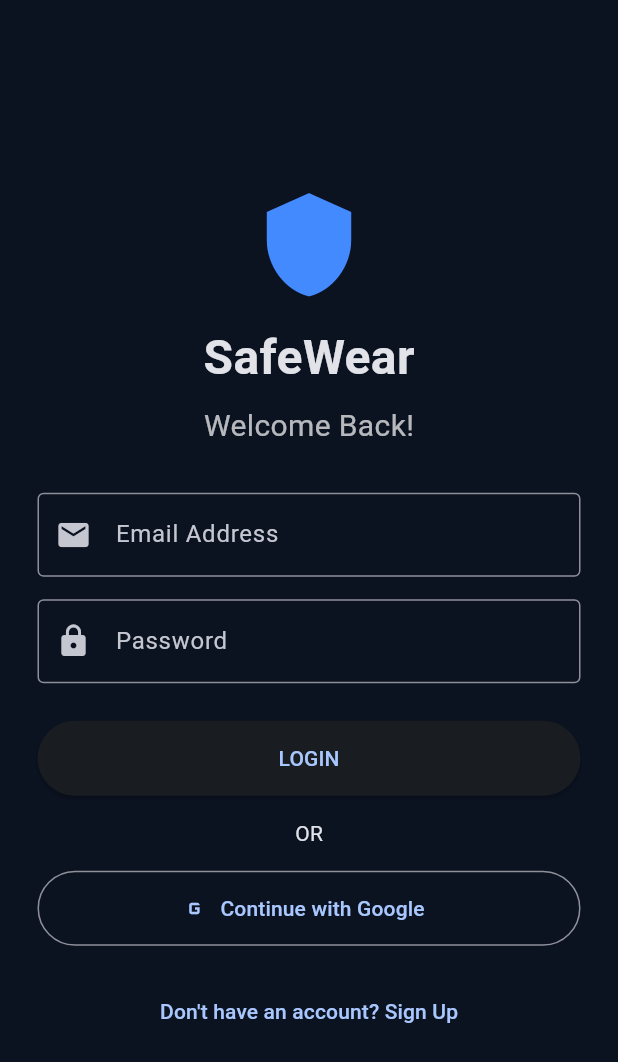
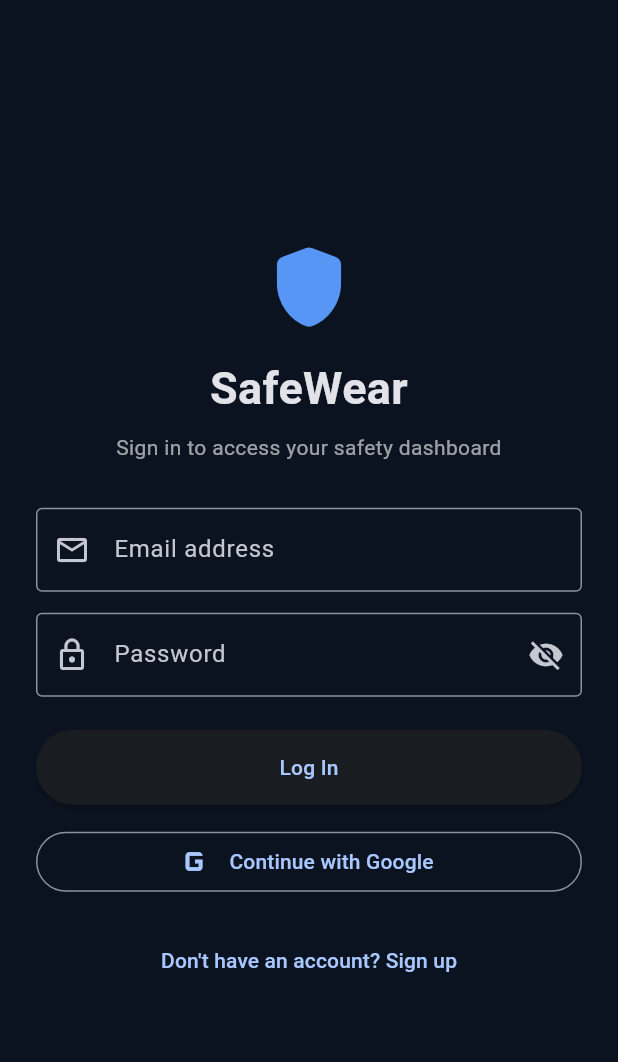
Before and after one commit to pranshi147/Wearable_iot_project, a Flutter app: the screen it shows after launch, on a phone screen of 412 x 824 dp. Shown: the top 1062 px of the screen. Run offline on Flutter 3.47's test engine with Material 3 defaults, Android fonts, the phone set to English and light mode, and no system bars; our stand-ins replace cloud_firestore, firebase_auth, firebase_core, flutter_blue_plus, geolocator, google_sign_in and 1 more; accounts and stored records are empty.

Commit message:
Updated project code

```diff
--- a/lib/main.dart
+++ b/lib/main.dart
@@ -2,10 +2,12 @@
 import 'dart:async';
 import 'dart:convert';
 import 'package:permission_handler/permission_handler.dart';
-import 'package:material_ui/material_ui.dart';
+import 'package:flutter/material.dart';
 import 'package:flutter_blue_plus/flutter_blue_plus.dart';
 import 'package:geolocator/geolocator.dart';
 import 'package:firebase_core/firebase_core.dart';
+import 'package:firebase_auth/firebase_auth.dart';
+import 'package:google_sign_in/google_sign_in.dart';
 import 'firebase_options.dart';
 import 'package:firebase_auth/firebase_auth.dart';
 import 'package:cloud_firestore/cloud_firestore.dart';
@@ -81,254 +83,254 @@ class AuthPage extends StatefulWidget {
 }
 
 class _AuthPageState extends State<AuthPage> {
-  final emailController = TextEditingController();
-  final passwordController = TextEditingController();
-  final nameController = TextEditingController();
-  final phoneController = TextEditingController();
+  final _formKey = GlobalKey<FormState>();
+  final _nameController = TextEditingController();
+  final _emailController = TextEditingController();
+  final _passwordController = TextEditingController();
 
-  bool isLogin = true;
-  bool loading = false;
+  bool _isLogin = true;
+  bool _isLoading = false;
+  bool _hidePassword = true;
 
-  Future<void> saveUser(User user, {
-    String? name,
-    String? phone,
-  }) async {
-    await FirebaseFirestore.instance
-        .collection('users')
-        .doc(user.uid)
-        .set({
-      'name': name ?? user.displayName ?? '',
-      'email': user.email ?? '',
-      'phone': phone ?? '',
-      'createdAt': FieldValue.serverTimestamp(),
-    }, SetOptions(merge: true));
+  @override
+  void dispose() {
+    _nameController.dispose();
+    _emailController.dispose();
+    _passwordController.dispose();
+    super.dispose();
   }
 
-  Future<void> emailAuthentication() async {
-    setState(() => loading = true);
-
-    try {
-      final auth = FirebaseAuth.instance;
-      UserCredential result;
-
-      if (isLogin) {
-        result = await auth.signInWithEmailAndPassword(
-          email: emailController.text.trim(),
-          password: passwordController.text.trim(),
-        );
-      } else {
-        result = await auth.createUserWithEmailAndPassword(
-          email: emailController.text.trim(),
-          password: passwordController.text.trim(),
-        );
-
-        await result.user?.updateDisplayName(
-          nameController.text.trim(),
-        );
-      }
-
-      if (result.user != null) {
-        await saveUser(
-          result.user!,
-          name: nameController.text.trim().isEmpty
-              ? null
-              : nameController.text.trim(),
-          phone: phoneController.text.trim(),
-        );
-      }
-    } on FirebaseAuthException catch (e) {
-      showError(e.message ?? 'Authentication failed');
-    } catch (e) {
-      showError(e.toString());
-    } finally {
-      if (mounted) setState(() => loading = false);
-    }
-  }
-
-  Future<void> googleAuthentication() async {
-    setState(() => loading = true);
-
-    try {
-      UserCredential result;
-
-      if (kIsWeb) {
-        final provider = GoogleAuthProvider();
-        result = await FirebaseAuth.instance.signInWithPopup(provider);
-      } else {
-        final account =
-            await GoogleSignIn.instance.authenticate();
-
-        final googleAuth = account.authentication;
-
-        final credential = GoogleAuthProvider.credential(
-          idToken: googleAuth.idToken,
-        );
-
-        result = await FirebaseAuth.instance.signInWithCredential(
-          credential,
-        );
-      }
-
-      if (result.user != null) {
-        await saveUser(result.user!);
-      }
-    } catch (e) {
-      showError(e.toString());
-    } finally {
-      if (mounted) setState(() => loading = false);
-    }
-  }
-
-  void showError(String message) {
+  void _showError(String message) {
+    if (!mounted) return;
     ScaffoldMessenger.of(context).showSnackBar(
       SnackBar(content: Text(message)),
     );
   }
 
-  @override
-  void dispose() {
-    emailController.dispose();
-    passwordController.dispose();
-    nameController.dispose();
-    phoneController.dispose();
-    super.dispose();
+  String _friendlyError(Object error) {
+    if (error is FirebaseAuthException) {
+      switch (error.code) {
+        case 'email-already-in-use':
+          return 'This email is already registered. Please log in.';
+        case 'invalid-email':
+          return 'Please enter a valid email address.';
+        case 'weak-password':
+          return 'Choose a stronger password (at least 6 characters).';
+        case 'user-not-found':
+        case 'wrong-password':
+        case 'invalid-credential':
+          return 'Incorrect email or password.';
+        case 'network-request-failed':
+          return 'Network error. Check your internet connection.';
+        default:
+          return error.message ?? 'Authentication failed. Please try again.';
+      }
+    }
+    return 'Something went wrong: $error';
+  }
+
+  Future<void> _submitEmailPassword() async {
+    if (!_formKey.currentState!.validate()) return;
+    setState(() => _isLoading = true);
+    try {
+      final auth = FirebaseAuth.instance;
+      final email = _emailController.text.trim();
+      final password = _passwordController.text;
+      final name = _nameController.text.trim();
+
+      if (_isLogin) {
+        await auth.signInWithEmailAndPassword(
+          email: email,
+          password: password,
+        );
+      } else {
+        final credential = await auth.createUserWithEmailAndPassword(
+          email: email,
+          password: password,
+        );
+
+        if (name.isNotEmpty) {
+          await credential.user?.updateDisplayName(name);
+          await credential.user?.reload();
+        }
+      }
+      final user = auth.currentUser;
+
+if (user != null) {
+  final name = _nameController.text.trim();
+
+  final userRef = FirebaseFirestore.instance
+              .collection('users')
+              .doc(user.uid);
+
+          await FirebaseFirestore.instance.runTransaction((transaction) async {
+            final snapshot = await transaction.get(userRef);
+
+            final data = <String, dynamic>{
+              'uid': user.uid,
+              'name': name.isNotEmpty ? name : (user.displayName ?? ''),
+              'email': user.email ?? email,
+              'updatedAt': FieldValue.serverTimestamp(),
+            };
+
+            if (!snapshot.exists) {
+              data['createdAt'] = FieldValue.serverTimestamp();
+            }
+
+            transaction.set(userRef, data, SetOptions(merge: true));
+          });
+        }
+      // AuthGate observes authStateChanges() and opens the existing dashboard.
+    } catch (error) {
+      _showError(_friendlyError(error));
+    } finally {
+      if (mounted) setState(() => _isLoading = false);
+    }
+  }
+
+  Future<void> _signInWithGoogle() async {
+    setState(() => _isLoading = true);
+    try {
+      // google_sign_in 7.x uses the singleton initialize/authenticate API.
+      await GoogleSignIn.instance.initialize();
+      final googleUser = await GoogleSignIn.instance.authenticate();
+      final googleAuth = googleUser.authentication;
+      final credential = GoogleAuthProvider.credential(
+        idToken: googleAuth.idToken,
+      );
+      await FirebaseAuth.instance.signInWithCredential(credential);
+    } catch (error) {
+      _showError(_friendlyError(error));
+    } finally {
+      if (mounted) setState(() => _isLoading = false);
+    }
   }
 
   @override
   Widget build(BuildContext context) {
     return Scaffold(
-      body: Center(
+      body: SafeArea(
+        child: Center(
           child: SingleChildScrollView(
-          padding: const EdgeInsets.all(25),
+            padding: const EdgeInsets.all(24),
             child: ConstrainedBox(
-            constraints: const BoxConstraints(maxWidth: 420),
+              constraints: const BoxConstraints(maxWidth: 440),
+              child: Form(
+                key: _formKey,
                 child: Column(
-              mainAxisAlignment: MainAxisAlignment.center,
+                  crossAxisAlignment: CrossAxisAlignment.stretch,
                   children: [
-                const Icon(
-                  Icons.shield,
-                  size: 75,
-                  color: Colors.blueAccent,
-                ),
-                const SizedBox(height: 15),
-
+                    const Icon(Icons.shield_rounded,
+                        color: Color(0xFF5796F5), size: 64),
+                    const SizedBox(height: 14),
                     const Text(
                       'SafeWear',
-                  style: TextStyle(
-                    fontSize: 32,
-                    fontWeight: FontWeight.bold,
+                      textAlign: TextAlign.center,
+                      style: TextStyle(fontSize: 30, fontWeight: FontWeight.bold),
+                    ),
+                    const SizedBox(height: 8),
+                    Text(
+                      _isLogin
+                          ? 'Sign in to access your safety dashboard'
+                          : 'Create your SafeWear account',
+                      textAlign: TextAlign.center,
+                      style: const TextStyle(color: Colors.white60),
+                    ),
+                    const SizedBox(height: 30),
+                    if (!_isLogin) ...[
+                      TextFormField(
+                        controller: _nameController,
+                        textCapitalization: TextCapitalization.words,
+                        decoration: const InputDecoration(
+                          labelText: 'Full name',
+                          prefixIcon: Icon(Icons.person_outline),
+                          border: OutlineInputBorder(),
+                        ),
+                        validator: (value) => !_isLogin &&
+                                (value == null || value.trim().isEmpty)
+                            ? 'Please enter your name'
+                            : null,
+                      ),
+                      const SizedBox(height: 14),
+                    ],
+                    TextFormField(
+                      controller: _emailController,
+                      keyboardType: TextInputType.emailAddress,
+                      autofillHints: const [AutofillHints.email],
+                      decoration: const InputDecoration(
+                        labelText: 'Email address',
+                        prefixIcon: Icon(Icons.email_outlined),
+                        border: OutlineInputBorder(),
+                      ),
+                      validator: (value) {
+                        final email = value?.trim() ?? '';
+                        if (email.isEmpty || !email.contains('@')) {
+                          return 'Enter a valid email address';
+                        }
+                        return null;
+                      },
+                    ),
+                    const SizedBox(height: 14),
+                    TextFormField(
+                      controller: _passwordController,
+                      obscureText: _hidePassword,
+                      autofillHints: _isLogin
+                          ? const [AutofillHints.password]
+                          : const [AutofillHints.newPassword],
+                      decoration: InputDecoration(
+                        labelText: 'Password',
+                        prefixIcon: const Icon(Icons.lock_outline),
+                        border: const OutlineInputBorder(),
+                        suffixIcon: IconButton(
+                          onPressed: () => setState(
+                              () => _hidePassword = !_hidePassword),
+                          icon: Icon(_hidePassword
+                              ? Icons.visibility_off
+                              : Icons.visibility),
                         ),
                       ),
-
-                const SizedBox(height: 8),
-
-                Text(
-                  isLogin
-                      ? 'Welcome Back!'
-                      : 'Create Your Account',
-                  style: const TextStyle(
-                    fontSize: 20,
-                    color: Colors.white70,
+                      validator: (value) {
+                        if ((value ?? '').length < 6) {
+                          return 'Password must be at least 6 characters';
+                        }
+                        return null;
+                      },
+                    ),
+                    const SizedBox(height: 22),
+                    SizedBox(
+                      height: 50,
+                      child: ElevatedButton(
+                        onPressed: _isLoading ? null : _submitEmailPassword,
+                        child: _isLoading
+                            ? const SizedBox(
+                                height: 22,
+                                width: 22,
+                                child: CircularProgressIndicator(strokeWidth: 2),
+                              )
+                            : Text(_isLogin ? 'Log In' : 'Create Account'),
                       ),
                     ),
-
-                const SizedBox(height: 30),
-
-                if (!isLogin) ...[
-                  TextField(
-                    controller: nameController,
-                    decoration: const InputDecoration(
-                      labelText: 'Full Name',
-                      prefixIcon: Icon(Icons.person),
-                      border: OutlineInputBorder(),
+                    const SizedBox(height: 14),
+                    OutlinedButton.icon(
+                      onPressed: _isLoading ? null : _signInWithGoogle,
+                      icon: const Icon(Icons.g_mobiledata, size: 30),
+                      label: const Text('Continue with Google'),
+                    ),
+                    const SizedBox(height: 18),
+                    TextButton(
+                      onPressed: _isLoading
+                          ? null
+                          : () => setState(() {
+                                _isLogin = !_isLogin;
+                                _formKey.currentState?.reset();
+                              }),
+                      child: Text(_isLogin
+                          ? "Don't have an account? Sign up"
+                          : 'Already have an account? Log in'),
+                    ),
+                  ],
                 ),
               ),
-                  const SizedBox(height: 15),
-
-                  TextField(
-                    controller: phoneController,
-                    keyboardType: TextInputType.phone,
-                    decoration: const InputDecoration(
-                      labelText: 'Phone Number',
-                      prefixIcon: Icon(Icons.phone),
-                      border: OutlineInputBorder(),
-                    ),
-                  ),
-                  const SizedBox(height: 15),
-                ],
-
-                TextField(
-                  controller: emailController,
-                  keyboardType: TextInputType.emailAddress,
-                  decoration: const InputDecoration(
-                    labelText: 'Email Address',
-                    prefixIcon: Icon(Icons.email),
-                    border: OutlineInputBorder(),
-                  ),
-                ),
-
-                const SizedBox(height: 15),
-
-                TextField(
-                  controller: passwordController,
-                  obscureText: true,
-                  decoration: const InputDecoration(
-                    labelText: 'Password',
-                    prefixIcon: Icon(Icons.lock),
-                    border: OutlineInputBorder(),
-                  ),
-                ),
-
-                const SizedBox(height: 25),
-
-                SizedBox(
-                  width: double.infinity,
-                  height: 50,
-                  child: ElevatedButton(
-                    onPressed: loading
-                        ? null
-                        : emailAuthentication,
-                    child: loading
-                        ? const CircularProgressIndicator()
-                        : Text(
-                            isLogin ? 'LOGIN' : 'SIGN UP',
-                          ),
-                  ),
-                ),
-
-                const SizedBox(height: 15),
-
-                const Text('OR'),
-
-                const SizedBox(height: 15),
-
-                SizedBox(
-                  width: double.infinity,
-                  height: 50,
-                  child: OutlinedButton.icon(
-                    onPressed: loading
-                        ? null
-                        : googleAuthentication,
-                    icon: const Icon(Icons.g_mobiledata),
-                    label: const Text('Continue with Google'),
-                  ),
-                ),
-
-                const SizedBox(height: 20),
-
-                TextButton(
-                  onPressed: () {
-                    setState(() {
-                      isLogin = !isLogin;
-                    });
-                  },
-                  child: Text(
-                    isLogin
-                        ? "Don't have an account? Sign Up"
-                        : 'Already have an account? Login',
-                  ),
-                ),
-              ],
             ),
           ),
         ),
```
Lines whose indentation alone changed are shown as unchanged.
